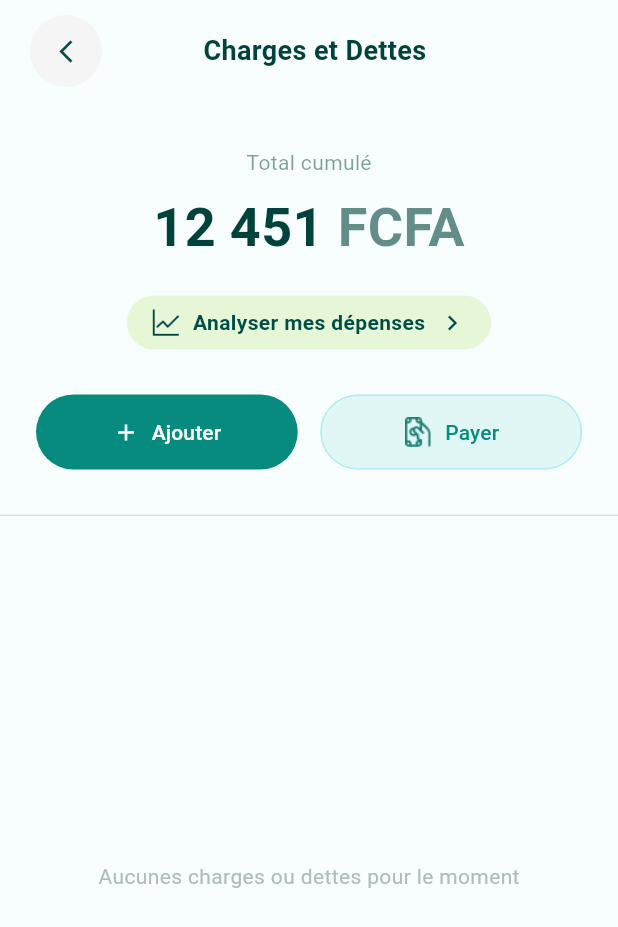
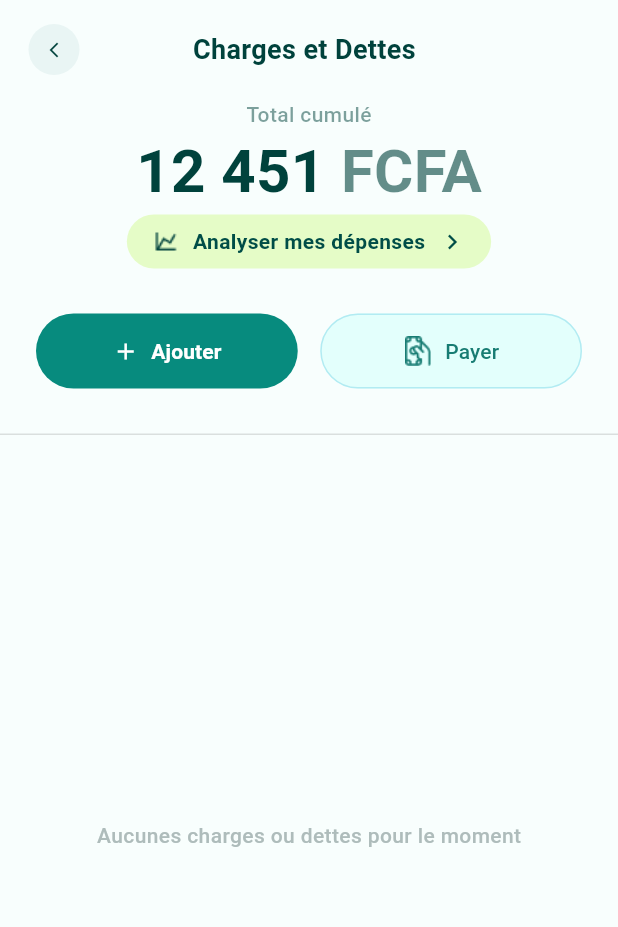
Before and after one commit to iantheworld0/finteck, a Flutter app: the screen it shows after launch, on a phone screen of 412 x 824 dp. Shown: the top 927 px of the screen. Run offline on Flutter 3.47's test engine with Material 3 defaults, Android fonts, the phone set to English and light mode, and no system bars.

Commit message:
feat : add bottomSheet.dart file on project

```diff
--- a/lib/pages/charges/Charge_Det.dart
+++ b/lib/pages/charges/Charge_Det.dart
@@ -1,4 +1,5 @@
 import 'package:flutter/material.dart';
+import 'BottomSheet.dart';
 
 class Charges extends StatelessWidget {
   const Charges({super.key});
@@ -12,18 +13,20 @@ class Charges extends StatelessWidget {
           children: [
             // --- 1. HEADER (Bouton retour + Titre) ---
             Padding(
-              padding: const EdgeInsets.symmetric(horizontal: 20, vertical: 10),
+              padding: const EdgeInsets.symmetric(horizontal: 19, vertical: 16),
               child: Row(
                 children: [
                   // Bouton retour personnalisé
                   Container(
+                    width: 34,
+                    height: 34,
                     decoration: BoxDecoration(
-                      color: Colors.grey[100], // Fond gris clair
+                      color: const Color(0xFFE9F5F4), // Fond gris clair
                       shape: BoxShape.circle,
                     ),
                     child: IconButton(
-                      icon: const Icon(Icons.arrow_back_ios_new, size: 18),
-                      color: const Color(0xFF004D47),
+                      icon: const Icon(Icons.arrow_back_ios_new, size: 12),
+                      color: const Color(0xFF00423C),
                       onPressed: () {
                         Navigator.pop(context);
                       },
@@ -47,24 +50,25 @@ class Charges extends StatelessWidget {
               ),
             ),
 
-            const SizedBox(height: 30),
+            // const SizedBox(height: 30),
 
             // --- 2. SECTION SOLDE ---
             const Text(
               "Total cumulé",
               style: TextStyle(
                 color: Color(0x8000423C),
+                fontWeight: FontWeight.w500,
                 fontSize: 14,
               ),
             ),
-            const SizedBox(height: 8),
+            // const SizedBox(height: 8),
             const Text.rich(
               TextSpan(
                 children: [
                   TextSpan(
                     text: "12 451 ",
                     style: TextStyle(
-                      fontSize: 36,
+                      fontSize: 40,
                       fontWeight: FontWeight.bold,
                       color: Color(0xFF00423C),
                     ),
@@ -72,7 +76,7 @@ class Charges extends StatelessWidget {
                   TextSpan(
                     text: "FCFA",
                     style: TextStyle(
-                      fontSize: 36,
+                      fontSize: 40,
                       fontWeight: FontWeight.bold,
                       color: Color(0x9900423C),
                     ),
@@ -80,18 +84,18 @@ class Charges extends StatelessWidget {
                 ],
               ),
             ),
-            const SizedBox(height: 20),
+            // const SizedBox(height: 20),
 
             Container(
               padding: const EdgeInsets.symmetric(horizontal: 16, vertical: 8),
               decoration: BoxDecoration(
-                color: const Color(0xFFE6F7D8),
+                color: const Color(0xFFE5FCC7),
                 borderRadius: BorderRadius.circular(20),
               ),
               child: const Row(
                 mainAxisSize: MainAxisSize.min,
                 children: [
-                  Image(image: AssetImage('assets/logos/chart.png'), height: 20, width: 20, color: Color(0xFF00423C)),
+                  Image(image: AssetImage('assets/logos/mdi_chart-line.png'), height: 20, width: 20, color: Color(0xFF00423C)),
                   SizedBox(width: 8),
                   Text(
                     "Analyser mes dépenses",
@@ -117,7 +121,7 @@ class Charges extends StatelessWidget {
                   Expanded(
                     child: ElevatedButton.icon(
                       style: ElevatedButton.styleFrom(
-                        backgroundColor: const Color(0xFF078B7E), // Vert foncé
+                        backgroundColor: const Color(0xFF078B7E),
                         foregroundColor: Colors.white,
                         padding: const EdgeInsets.symmetric(vertical: 15),
                         shape: RoundedRectangleBorder(
@@ -125,9 +129,21 @@ class Charges extends StatelessWidget {
                         ),
                         elevation: 0,
                       ),
-                      onPressed: () {},
+                      onPressed: () {
+                        showModalBottomSheet(
+                          context: context,
+                          isScrollControlled: true, // Important pour que le sheet puisse prendre de la hauteur
+                          backgroundColor: Colors.transparent, // Pour voir les coins arrondis du sheet
+                          builder: (context) => const AddChargeSheet(),
+                        );
+                      },
                       icon: const Icon(Icons.add),
-                      label: const Text("Ajouter"),
+                      label: const Text("Ajouter",
+                        style: TextStyle(
+                          fontWeight: FontWeight.bold,
+                          fontSize: 14,
+                        ),
+                      ),
                     ),
                   ),
                   const SizedBox(width: 15),
@@ -135,8 +151,8 @@ class Charges extends StatelessWidget {
                   Expanded(
                     child: TextButton.icon(
                       style: TextButton.styleFrom(
-                        backgroundColor: const Color(0xFFE0F7F6),
-                        foregroundColor: const Color(0xFF078B7E),
+                        backgroundColor: const Color(0xFFE3FFFC),
+                        foregroundColor: const Color(0x80078B7E),
                         padding: const EdgeInsets.symmetric(vertical: 15),
                         shape: RoundedRectangleBorder(
                           borderRadius: BorderRadius.circular(30),
@@ -144,8 +160,12 @@ class Charges extends StatelessWidget {
                         ),
                       ),
                       onPressed: () {},
-                      icon: const Image(image: AssetImage('assets/logos/money hand.png'), height: 20, width: 20, color: Color(0xFF177C73)),
-                      label: const Text("Payer"),
+                      icon: const Image(image: AssetImage('assets/logos/money-hand.png'), height: 20, width: 20, color: Color(0xFF177C73)),
+                      label: const Text("Payer",
+                        style: TextStyle(
+                          color: Color(0xFF177C73),
+                        ),
+                      ),
                     ),
                   ),
                 ],
@@ -165,6 +185,7 @@ class Charges extends StatelessWidget {
                   style: TextStyle(
                     color: Color(0xFFAEBCBB),
                     fontSize: 14,
+                    fontWeight: FontWeight.w500,
                   ),
                 ),
               ),
```
Also changed, not shown: lib/pages/charges/BottomSheet.dart (added, +239 -0 lines), assets/logos/chart.png (deleted), assets/logos/mdi_chart-line.png (added), assets/logos/money-hand.png (renamed from assets/logos/money hand.png).
